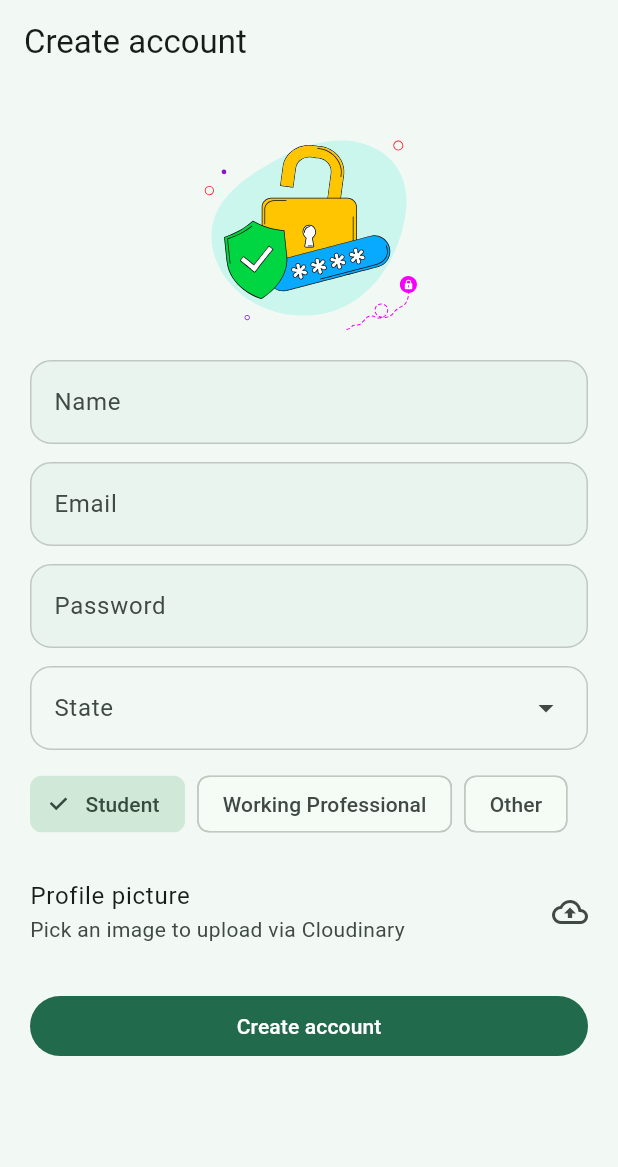
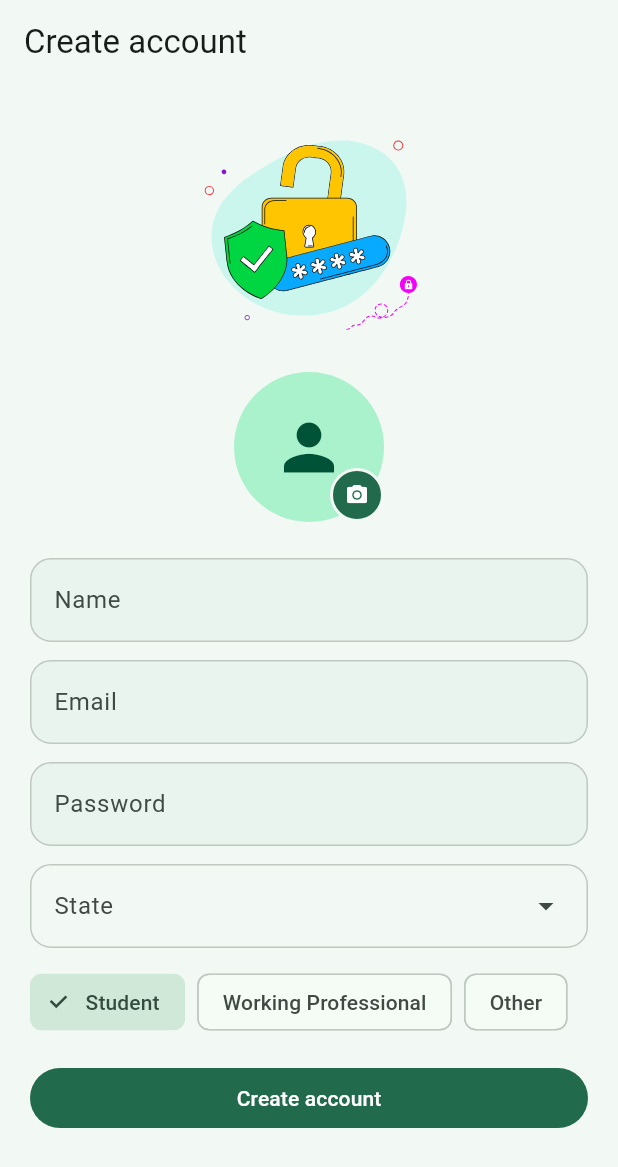
Before and after one commit to PushkarGB/Carbon-Sense, a Flutter app: the RegisterScreen screen opened by its route, on a phone screen of 412 x 824 dp. Shown: the top 1167 px of the screen. Run offline on Flutter 3.47's test engine with Material 3 defaults, Android fonts, the phone set to English and light mode, and no system bars; drawn by our look-alikes of lottie; our stand-ins replace cached_network_image, dio, fl_chart, flutter_local_notifications, flutter_riverpod, flutter_secure_storage and 6 more; missing offline and left inert: android_alarm_manager_plus; accounts and stored records are empty; project files that could hold a hidden picture were left out.

Commit message:
feat: implement user registration screen with profile image upload and Android manifest configuration

```diff
--- /dev/null
+++ b/ml-services/requirements.txt
@@ -0,0 +1,4 @@
+flask==3.0.3
+numpy==1.26.4
+scikit-learn==1.4.2
+gunicorn==22.0.0
--- a/mobile/lib/core/config/app_config.dart
+++ b/mobile/lib/core/config/app_config.dart
@@ -1,12 +1,12 @@
 class AppConfig {
   static const String apiBaseUrl = String.fromEnvironment(
     'API_BASE_URL',
-    defaultValue: 'https://carbon-sense-production.up.railway.app',
+    defaultValue: 'https://carbonsense-backend-ow0p.onrender.com',
   );
 
   static const String cloudinaryCloudName = String.fromEnvironment(
     'CLOUDINARY_CLOUD_NAME',
-    defaultValue: 'ddqpxsmxm',
+    defaultValue: 'dlveoyxax',
   );
 
   static const String cloudinaryUploadPreset = String.fromEnvironment(
--- a/mobile/lib/features/auth/register_screen.dart
+++ b/mobile/lib/features/auth/register_screen.dart
@@ -159,7 +159,45 @@ class _RegisterScreenState extends ConsumerState<RegisterScreen> {
                 fit: BoxFit.contain,
               ),
             ),
-            const SizedBox(height: 8),
+            const SizedBox(height: 16),
+            Center(
+              child: Stack(
+                alignment: Alignment.bottomRight,
+                children: [
+                  GestureDetector(
+                    onTap: (_submitting || _uploadingImage) ? null : _pickAndUpload,
+                    child: CircleAvatar(
+                      radius: 50,
+                      backgroundColor: cs.primaryContainer,
+                      backgroundImage: _pickedImage != null
+                          ? FileImage(File(_pickedImage!.path))
+                          : null,
+                      child: _uploadingImage
+                          ? CircularProgressIndicator(color: cs.onPrimaryContainer)
+                          : (_pickedImage == null ? Icon(Icons.person, size: 50, color: cs.onPrimaryContainer) : null),
+                    ),
+                  ),
+                  if (!_uploadingImage)
+                    Positioned(
+                      bottom: 0,
+                      right: 0,
+                      child: GestureDetector(
+                        onTap: (_submitting || _uploadingImage) ? null : _pickAndUpload,
+                        child: Container(
+                          padding: const EdgeInsets.all(8),
+                          decoration: BoxDecoration(
+                            color: cs.primary,
+                            shape: BoxShape.circle,
+                            border: Border.all(color: Theme.of(context).scaffoldBackgroundColor, width: 2),
+                          ),
+                          child: Icon(Icons.camera_alt, size: 16, color: cs.onPrimary),
+                        ),
+                      ),
+                    ),
+                ],
+              ),
+            ),
+            const SizedBox(height: 24),
             TextField(
               controller: _name,
               textInputAction: TextInputAction.next,
@@ -238,43 +276,6 @@ class _RegisterScreenState extends ConsumerState<RegisterScreen> {
                   ),
               ],
             ),
-            const SizedBox(height: 12),
-            ListTile(
-              contentPadding: EdgeInsets.zero,
-              title: const Text('Profile picture'),
-              subtitle: Text(
-                _uploadedProfileUrl != null
-                    ? 'Uploaded'
-                    : _uploadingImage
-                    ? 'Uploading…'
-                    : 'Pick an image to upload via Cloudinary',
-                style: TextStyle(color: cs.onSurfaceVariant),
-              ),
-              trailing: _uploadingImage
-                  ? SizedBox(
-                      height: 28,
-                      width: 28,
-                      child: CircularProgressIndicator(
-                        strokeWidth: 2.5,
-                        color: cs.primary,
-                      ),
-                    )
-                  : const Icon(Icons.cloud_upload_outlined),
-              onTap: (_submitting || _uploadingImage) ? null : _pickAndUpload,
-            ),
-            if (_pickedImage != null) ...[
-              const SizedBox(height: 12),
-              ClipRRect(
-                borderRadius: BorderRadius.circular(16),
-                child: AspectRatio(
-                  aspectRatio: 16 / 9,
-                  child: Image.file(
-                    File(_pickedImage!.path),
-                    fit: BoxFit.cover,
-                  ),
-                ),
-              ),
-            ],
             if (_errorText != null) ...[
               const SizedBox(height: 12),
               Text(_errorText!, style: TextStyle(color: cs.error)),
```
Also changed, not shown: 2 other files.
